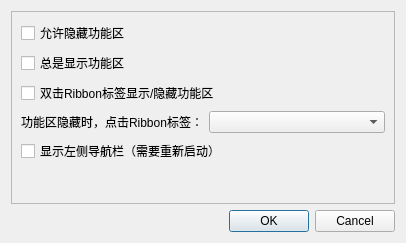
Qt form RibbonFrame/settingsdialog.ui (zhongyang219/RibbonUiFrame) before a commit.
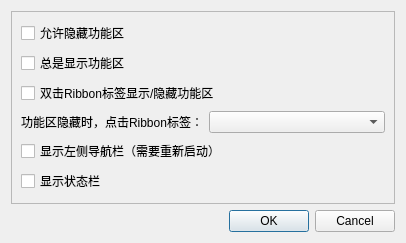
The same form after that commit. Icons and pictures are not drawn.

Commit message: 新增隐藏状态栏的功能

Patch:
```diff
--- a/RibbonFrame/settingsdialog.ui
+++ b/RibbonFrame/settingsdialog.ui
@@ -82,6 +82,13 @@
          </property>
         </widget>
        </item>
+       <item>
+        <widget class="QCheckBox" name="showStatusbarCheck">
+         <property name="text">
+          <string>显示状态栏</string>
+         </property>
+        </widget>
+       </item>
        <item>
         <spacer name="verticalSpacer">
          <property name="orientation">
```
The commit also changes 3 other files.
